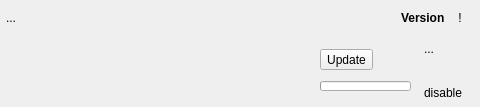
Before: the Qt Designer form src/ui/local/localmoditemwidget.ui in kaniol-lck/modmanager, drawn with Qt 5; both pictures show x 222 to 702 and y 0 to 107 of the 702 by 107 pixel window.
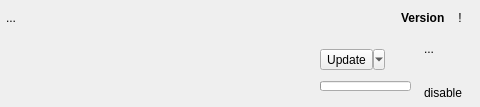
After: the same form once the commit is applied. Icons and pictures are not drawn. Custom widgets are drawn as their Qt base class.

What changed in the file:
```diff
--- a/src/ui/local/localmoditemwidget.ui
+++ b/src/ui/local/localmoditemwidget.ui
@@ -265,7 +265,7 @@
          <normaloff>.</normaloff>.</iconset>
        </property>
        <property name="popupMode">
-        <enum>QToolButton::InstantPopup</enum>
+        <enum>QToolButton::MenuButtonPopup</enum>
        </property>
        <property name="toolButtonStyle">
         <enum>Qt::ToolButtonTextBesideIcon</enum>
```
